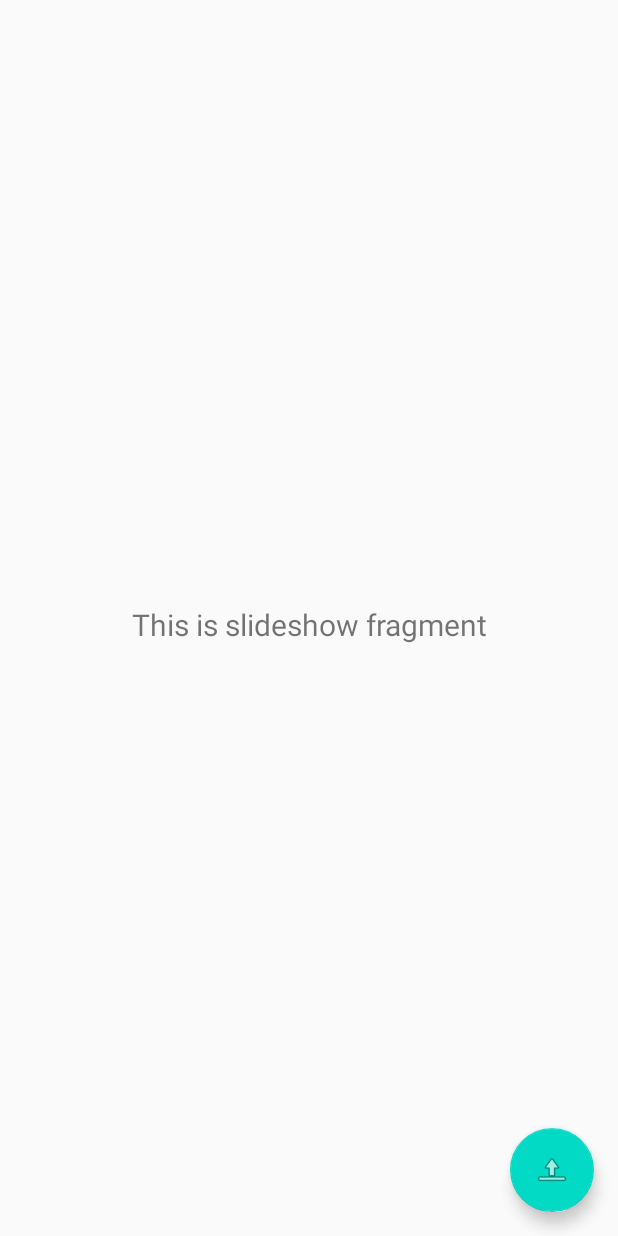
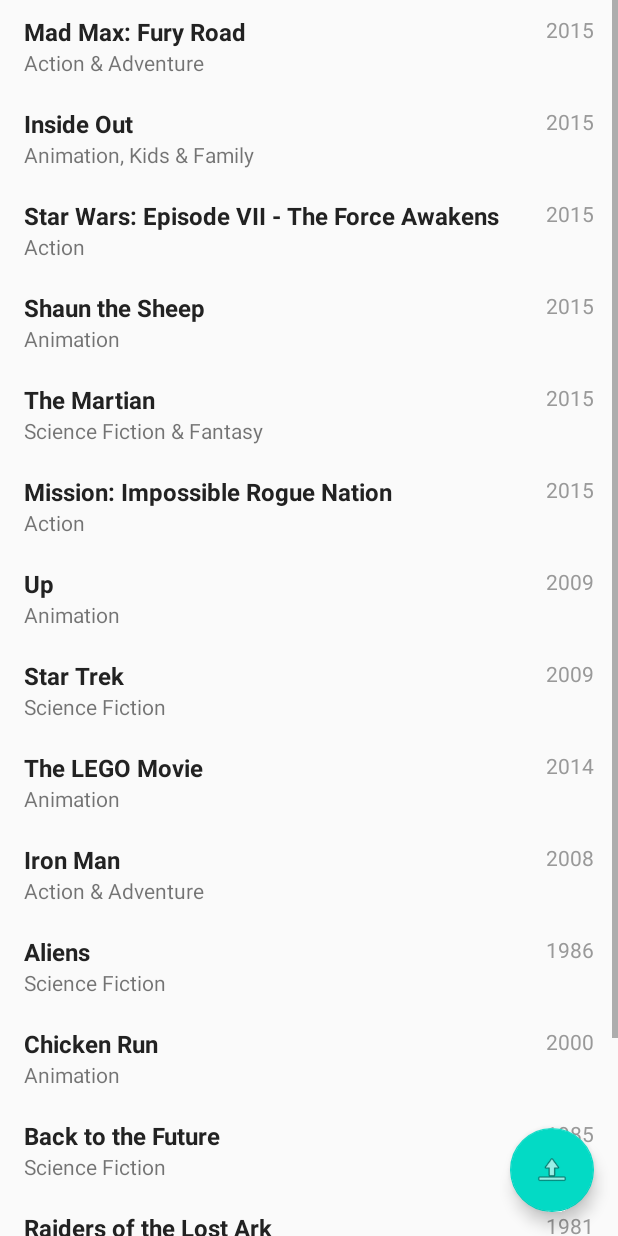
Before and after one commit to mic16/epicture, an Android app: the User screen opened directly, with no data from a screen before it, in the side drawer, after a tap on "Slideshow", on a phone screen of 412 x 824 dp. Run offline under Robolectric (Android 15) with nearby library versions, the phone set to English and light mode, and no system bars; our stand-ins replace navigation-ui; libraries missing offline, so code that uses them is left out: net.azzerial.jmgur; 2 statements that could not run were skipped.

```diff
--- a/app/build.gradle
+++ b/app/build.gradle
@@ -27,7 +27,7 @@ android {
 }
 
 dependencies {
-    implementation 'net.azzerial:jmgur:1.2.0-beta'
+    implementation 'net.azzerial:jmgur:1.2.0'
     implementation fileTree(dir: "libs", include: ["*.jar"])
     implementation 'androidx.appcompat:appcompat:1.2.0'
     implementation 'androidx.constraintlayout:constraintlayout:2.0.2'
--- a/app/src/main/java/com/example/epicture/MainActivity.java
+++ b/app/src/main/java/com/example/epicture/MainActivity.java
@@ -18,7 +18,5 @@ public class MainActivity extends AppCompatActivity {
     {
         Intent intent = new Intent(this, ConnectActivity.class);
         startActivity(intent);
-        Intent intent2 = new Intent(this, User.class);
-        startActivity(intent2);
     }
 }
--- /dev/null
+++ b/app/src/main/java/com/example/epicture/ui/slideshow/Movie.java
@@ -0,0 +1,38 @@
+package com.example.epicture.ui.slideshow;
+
+public class Movie {
+    private String title, genre, year;
+
+    public Movie() {
+    }
+
+    public Movie(String title, String genre, String year) {
+        this.title = title;
+        this.genre = genre;
+        this.year = year;
+    }
+
+    public String getTitle() {
+        return title;
+    }
+
+    public void setTitle(String name) {
+        this.title = name;
+    }
+
+    public String getYear() {
+        return year;
+    }
+
+    public void setYear(String year) {
+        this.year = year;
+    }
+
+    public String getGenre() {
+        return genre;
+    }
+
+    public void setGenre(String genre) {
+        this.genre = genre;
+    }
+}
--- /dev/null
+++ b/app/src/main/java/com/example/epicture/ui/slideshow/MoviesAdapter.java
@@ -0,0 +1,54 @@
+package com.example.epicture.ui.slideshow;
+
+import android.view.LayoutInflater;
+import android.view.View;
+import android.view.ViewGroup;
+import android.widget.TextView;
+
+import androidx.recyclerview.widget.RecyclerView;
+
+import com.example.epicture.R;
+
+import java.util.List;
+
+public class MoviesAdapter extends RecyclerView.Adapter<MoviesAdapter.MyViewHolder> {
+
+    private List<Movie> moviesList;
+
+    public class MyViewHolder extends RecyclerView.ViewHolder {
+        public TextView title, year, genre;
+
+        public MyViewHolder(View view) {
+            super(view);
+            title = (TextView) view.findViewById(R.id.titleScroll);
+            genre = (TextView) view.findViewById(R.id.genreScroll);
+            year = (TextView) view.findViewById(R.id.yearScroll);
+        }
+    }
+
+
+    public MoviesAdapter(List<Movie> moviesList) {
+        this.moviesList = moviesList;
+    }
+
+    @Override
+    public MyViewHolder onCreateViewHolder(ViewGroup parent, int viewType) {
+        View itemView = LayoutInflater.from(parent.getContext())
+                .inflate(R.layout.movie_list_row, parent, false);
+
+        return new MyViewHolder(itemView);
+    }
+
+    @Override
+    public void onBindViewHolder(MyViewHolder holder, int position) {
+        Movie movie = moviesList.get(position);
+        holder.title.setText(movie.getTitle());
+        holder.genre.setText(movie.getGenre());
+        holder.year.setText(movie.getYear());
+    }
+
+    @Override
+    public int getItemCount() {
+        return moviesList.size();
+    }
+}
--- a/app/src/main/java/com/example/epicture/ui/slideshow/SlideshowFragment.java
+++ b/app/src/main/java/com/example/epicture/ui/slideshow/SlideshowFragment.java
@@ -4,32 +4,89 @@ import android.os.Bundle;
 import android.view.LayoutInflater;
 import android.view.View;
 import android.view.ViewGroup;
-import android.widget.TextView;
 
 import androidx.annotation.NonNull;
-import androidx.annotation.Nullable;
 import androidx.fragment.app.Fragment;
-import androidx.lifecycle.Observer;
-import androidx.lifecycle.ViewModelProviders;
+import androidx.recyclerview.widget.DefaultItemAnimator;
+import androidx.recyclerview.widget.LinearLayoutManager;
+import androidx.recyclerview.widget.RecyclerView;
 
 import com.example.epicture.R;
 
+import java.util.ArrayList;
+import java.util.List;
+
 public class SlideshowFragment extends Fragment {
 
-    private SlideshowViewModel slideshowViewModel;
+    private List<Movie> movieList = new ArrayList<>();
+    private RecyclerView recyclerView;
+    private MoviesAdapter mAdapter;
 
     public View onCreateView(@NonNull LayoutInflater inflater,
                              ViewGroup container, Bundle savedInstanceState) {
-        slideshowViewModel =
-                ViewModelProviders.of(this).get(SlideshowViewModel.class);
         View root = inflater.inflate(R.layout.fragment_slideshow, container, false);
-        final TextView textView = root.findViewById(R.id.text_slideshow);
-        slideshowViewModel.getText().observe(getViewLifecycleOwner(), new Observer<String>() {
-            @Override
-            public void onChanged(@Nullable String s) {
-                textView.setText(s);
-            }
-        });
+        recyclerView = (RecyclerView) root.findViewById(R.id.my_recycler_view);
+
+
+        mAdapter = new MoviesAdapter(movieList);
+        RecyclerView.LayoutManager mLayoutManager = new LinearLayoutManager(getContext());
+        recyclerView.setLayoutManager(mLayoutManager);
+        recyclerView.setItemAnimator(new DefaultItemAnimator());
+        recyclerView.setAdapter(mAdapter);
+
+        prepareMovieData();
         return root;
     }
+
+    private void prepareMovieData() {
+        Movie movie = new Movie("Mad Max: Fury Road", "Action & Adventure", "2015");
+        movieList.add(movie);
+
+        movie = new Movie("Inside Out", "Animation, Kids & Family", "2015");
+        movieList.add(movie);
+
+        movie = new Movie("Star Wars: Episode VII - The Force Awakens", "Action", "2015");
+        movieList.add(movie);
+
+        movie = new Movie("Shaun the Sheep", "Animation", "2015");
+        movieList.add(movie);
+
+        movie = new Movie("The Martian", "Science Fiction & Fantasy", "2015");
+        movieList.add(movie);
+
+        movie = new Movie("Mission: Impossible Rogue Nation", "Action", "2015");
+        movieList.add(movie);
+
+        movie = new Movie("Up", "Animation", "2009");
+        movieList.add(movie);
+
+        movie = new Movie("Star Trek", "Science Fiction", "2009");
+        movieList.add(movie);
+
+        movie = new Movie("The LEGO Movie", "Animation", "2014");
+        movieList.add(movie);
+
+        movie = new Movie("Iron Man", "Action & Adventure", "2008");
+        movieList.add(movie);
+
+        movie = new Movie("Aliens", "Science Fiction", "1986");
+        movieList.add(movie);
+
+        movie = new Movie("Chicken Run", "Animation", "2000");
+        movieList.add(movie);
+
+        movie = new Movie("Back to the Future", "Science Fiction", "1985");
+        movieList.add(movie);
+
+        movie = new Movie("Raiders of the Lost Ark", "Action & Adventure", "1981");
+        movieList.add(movie);
+
+        movie = new Movie("Goldfinger", "Action & Adventure", "1965");
+        movieList.add(movie);
+
+        movie = new Movie("Guardians of the Galaxy", "Science Fiction & Fantasy", "2014");
+        movieList.add(movie);
+
+        mAdapter.notifyDataSetChanged();
+    }
 }
--- a/app/src/main/res/layout/fragment_slideshow.xml
+++ b/app/src/main/res/layout/fragment_slideshow.xml
@@ -1,22 +1,18 @@
 <?xml version="1.0" encoding="utf-8"?>
-<androidx.constraintlayout.widget.ConstraintLayout xmlns:android="http://schemas.android.com/apk/res/android"
+<RelativeLayout
+    xmlns:android="http://schemas.android.com/apk/res/android"
+    xmlns:tools="http://schemas.android.com/tools"
     xmlns:app="http://schemas.android.com/apk/res-auto"
-    xmlns:tools="http://schemas.android.com/tools"
     android:layout_width="match_parent"
     android:layout_height="match_parent"
-    tools:context=".ui.slideshow.SlideshowFragment">
+    app:layout_behavior="@string/appbar_scrolling_view_behavior"
+    tools:showIn="@layout/activity_main"
+    tools:context=".MainActivity">
 
-    <TextView
-        android:id="@+id/text_slideshow"
+    <androidx.recyclerview.widget.RecyclerView
+        android:id="@+id/my_recycler_view"
+        android:scrollbars="vertical"
         android:layout_width="match_parent"
-        android:layout_height="wrap_content"
-        android:layout_marginStart="8dp"
-        android:layout_marginTop="8dp"
-        android:layout_marginEnd="8dp"
-        android:textAlignment="center"
-        android:textSize="20sp"
-        app:layout_constraintBottom_toBottomOf="parent"
-        app:layout_constraintEnd_toEndOf="parent"
-        app:layout_constraintStart_toStartOf="parent"
-        app:layout_constraintTop_toTopOf="parent" />
-</androidx.constraintlayout.widget.ConstraintLayout>
+        android:layout_height="match_parent"/>
+
+</RelativeLayout>
--- /dev/null
+++ b/app/src/main/res/layout/movie_list_row.xml
@@ -0,0 +1,36 @@
+<?xml version="1.0" encoding="utf-8"?>
+<RelativeLayout xmlns:android="http://schemas.android.com/apk/res/android"
+    android:layout_width="match_parent"
+    android:layout_height="wrap_content"
+    android:background="?android:attr/selectableItemBackground"
+    android:clickable="true"
+    android:focusable="true"
+    android:orientation="vertical"
+    android:paddingBottom="@dimen/row_padding_vertical"
+    android:paddingLeft="@dimen/activity_horizontal_margin"
+    android:paddingRight="@dimen/activity_horizontal_margin"
+    android:paddingTop="@dimen/row_padding_vertical">
+
+    <TextView
+        android:id="@+id/titleScroll"
+        android:layout_width="match_parent"
+        android:layout_height="wrap_content"
+        android:layout_alignParentTop="true"
+        android:textColor="@color/title"
+        android:textSize="16dp"
+        android:textStyle="bold" />
+
+    <TextView
+        android:id="@+id/genreScroll"
+        android:layout_width="match_parent"
+        android:layout_height="wrap_content"
+        android:layout_below="@id/titleScroll" />
+
+    <TextView
+        android:id="@+id/yearScroll"
+        android:layout_width="wrap_content"
+        android:layout_height="wrap_content"
+        android:layout_alignParentRight="true"
+        android:textColor="@color/year" />
+
+</RelativeLayout>
--- a/app/src/main/res/values/colors.xml
+++ b/app/src/main/res/values/colors.xml
@@ -3,4 +3,6 @@
     <color name="colorPrimary">#6200EE</color>
     <color name="colorPrimaryDark">#3700B3</color>
     <color name="colorAccent">#03DAC5</color>
+    <color name="year">#999999</color>
+    <color name="title">#222222</color>
 </resources>
--- a/app/src/main/res/values/dimens.xml
+++ b/app/src/main/res/values/dimens.xml
@@ -5,4 +5,5 @@
     <dimen name="nav_header_vertical_spacing">8dp</dimen>
     <dimen name="nav_header_height">176dp</dimen>
     <dimen name="fab_margin">16dp</dimen>
+    <dimen name="row_padding_vertical">10dp</dimen>
 </resources>
--- a/app/src/main/res/values/strings.xml
+++ b/app/src/main/res/values/strings.xml
@@ -17,4 +17,6 @@
     <string name="img">Img</string>
     <string name="description">Description</string>
     <string name="send">Send</string>
+    <string name="you_need_anything">You need anything ?</string>
+    <string name="search">Search</string>
 </resources>
```
